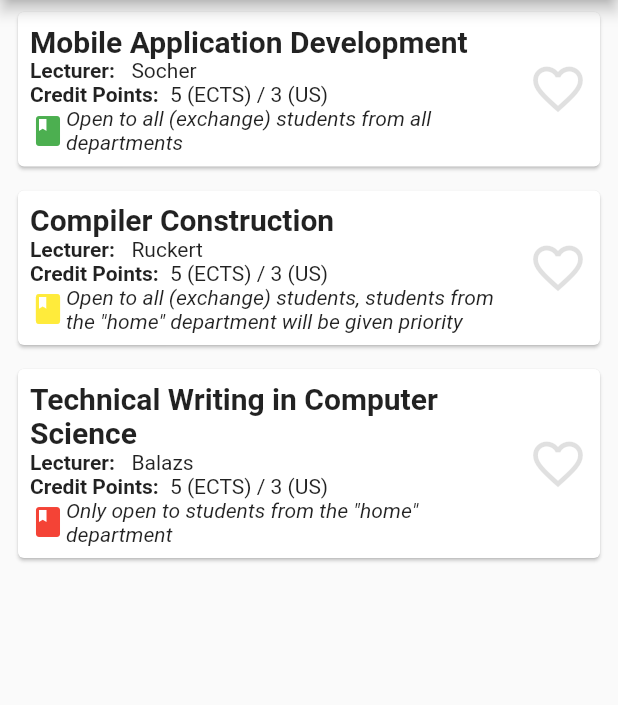
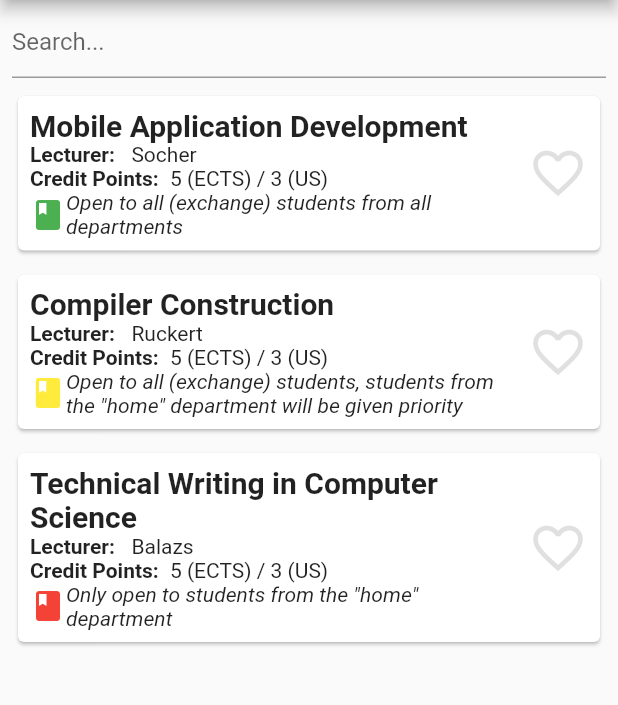
Before and after one commit to mobileappdevhm/concept-team-2-fml-ben, a Flutter app: the DepartmentDetailPage screen opened directly with sample values from the repository, on a phone screen of 412 x 824 dp, the part 84-789 px from its top. Run offline on Flutter 3.47's test engine with Material 2 defaults, Android fonts, the phone set to English and light mode, and no system bars; our stand-ins replace shared_preferences; accounts and stored records are empty.

Commit message:
Created SearchWidget and integrated it into DepartmentDetailPage and departmentsFragment

```diff
--- a/lib/model/backend.dart
+++ b/lib/model/backend.dart
@@ -28,6 +28,10 @@ class Backend {
     List<Course> allCourses = [];
     allDepartments.forEach((department) => allCourses.addAll(department.courses));
     return allCourses;
+  }
+
+  List<Course> availableCoursesByDepartment(Department department) {
+    return department.courses;
   }
 
   List<Course> allSelectedCoursesByDepartment(Department department) {
--- a/lib/pages/departmentDetailPage.dart
+++ b/lib/pages/departmentDetailPage.dart
@@ -2,59 +2,41 @@ import 'package:flutter/material.dart';
 import 'package:demo_muas_sliding/model/department.dart';
 import 'package:demo_muas_sliding/model/course.dart';
 import 'package:demo_muas_sliding/widgets/courseCard.dart';
-import 'package:demo_muas_sliding/model/backend.dart';
+import 'package:demo_muas_sliding/widgets/searchWidget.dart';
 
-class DepartmentDetailPage extends StatefulWidget {
+class DepartmentDetailPage extends StatelessWidget {
 
   final Department department;
 
   DepartmentDetailPage(this.department);
 
   @override
-  _DepartmentDetailPageState createState() => new _DepartmentDetailPageState();
-
-}
-
-class _DepartmentDetailPageState extends State<DepartmentDetailPage> implements BackendListener {
-
-
-
-  @override
   Widget build(BuildContext context) {
     return new Scaffold(
       appBar: new AppBar(
-        backgroundColor: widget.department.color,
-        title: new Text(widget.department.name),
+        backgroundColor: department.color,
+        title: new Text(department.name),
       ),
-      body: new Center(
-        child: ListView.builder(
-          itemBuilder: (context, index) {
-            Course course = widget.department.courses[index];
-            return new CourseCard(widget.department, course);
-          },
-          itemCount: widget.department.numberOfCourses,
+      body: new SearchWidget(
+        new Center(
+          child: ListView.builder(
+            itemBuilder: (context, index) {
+              Course course = department.courses[index];
+              return new CourseCard(department, course);
+            },
+            itemCount: department.numberOfCourses,
+          ),
         ),
-      ),
+        onResult: (searchString) {
+          List<Widget> resultItems = [];
+          department.courses
+              .where((course) => course.name.toLowerCase().contains(searchString.toLowerCase()))
+              .forEach((course) => resultItems.add(new CourseCard(department, course))
+          );
+          return resultItems;
+        },
+      )
     );
   }
 
-  @override
-  void onDataChanged(Backend data) {
-    setState(() {
-
-    });
-  }
-
-  @override
-  void dispose() {
-    super.dispose();
-    new Backend().removeListener(this);
-  }
-
-  @override
-  void initState() {
-    super.initState();
-    new Backend().addListener(this);
-  }
-
 }
--- a/lib/widgets/courseCard.dart
+++ b/lib/widgets/courseCard.dart
@@ -4,7 +4,7 @@ import 'package:demo_muas_sliding/model/course.dart';
 import 'package:demo_muas_sliding/model/department.dart';
 import 'package:demo_muas_sliding/dialogs/courseDialog.dart';
 
-class CourseCard extends StatelessWidget {
+class CourseCard extends StatefulWidget {
 
   final Department department;
   final Course course;
@@ -12,8 +12,15 @@ class CourseCard extends StatelessWidget {
 
   CourseCard(this.department, this.course);
 
+  @override
+  State<StatefulWidget> createState() => new _CourseCardState();
+
+}
+
+class _CourseCardState extends State<CourseCard> implements BackendListener {
+
   bool get _isSelected {
-    return backend.isCourseSelected(department, course);
+    return widget.backend.isCourseSelected(widget.department, widget.course);
   }
 
   @override
@@ -25,7 +32,7 @@ class CourseCard extends StatelessWidget {
             onPressed: () {
               showDialog(
                   context: context,
-                  builder: (context) => new CourseDialog(department, course)
+                  builder: (context) => new CourseDialog(widget.department, widget.course)
               );
             },
             padding: new EdgeInsets.all(8.0),
@@ -36,7 +43,7 @@ class CourseCard extends StatelessWidget {
                       crossAxisAlignment: CrossAxisAlignment.start,
                       children: <Widget>[
                         new Text(
-                          course.name,
+                          widget.course.name,
                           style: new TextStyle(
                               fontSize: 20.0,
                               fontWeight: FontWeight.bold
@@ -48,7 +55,7 @@ class CourseCard extends StatelessWidget {
                             new Padding(
                               padding: new EdgeInsets.only(left: 4.0),
                               child: new Text(
-                                course.lecturer,
+                                widget.course.lecturer,
                                 style: new TextStyle(fontWeight: FontWeight.normal),
                               ),
                             )
@@ -60,7 +67,7 @@ class CourseCard extends StatelessWidget {
                             new Padding(
                               padding: new EdgeInsets.only(left: 4.0),
                               child: new Text(
-                                '${course.ectsCredits} (ECTS) / ${course.usCredits} (US)',
+                                '${widget.course.ectsCredits} (ECTS) / ${widget.course.usCredits} (US)',
                                 style: new TextStyle(fontWeight: FontWeight.normal),
                               ),
                             )
@@ -69,10 +76,10 @@ class CourseCard extends StatelessWidget {
                         new Row(
                           crossAxisAlignment: CrossAxisAlignment.center,
                           children: <Widget>[
-                            new Icon(Icons.class_, color: course.availabilityColor, size: 24.0,),
+                            new Icon(Icons.class_, color: widget.course.availabilityColor, size: 24.0,),
                             new Expanded(
                               child: new Text(
-                                course.availabilityText,
+                                widget.course.availabilityText,
                                 style: new TextStyle(
                                   fontStyle: FontStyle.italic,
                                   fontWeight: FontWeight.normal
@@ -85,7 +92,7 @@ class CourseCard extends StatelessWidget {
                   ),
                 ),
                 new GestureDetector(
-                  onTap: () {backend.selectCourse(department, course);},
+                  onTap: () {widget.backend.selectCourse(widget.department, widget.course);},
                   child: new Column(
                     children: <Widget>[
                       new Center(
@@ -109,6 +116,24 @@ class CourseCard extends StatelessWidget {
     );
   }
 
+  @override
+  void onDataChanged(Backend data) {
+    setState(() {
+
+    });
+  }
+
+  @override
+  void dispose() {
+    super.dispose();
+    new Backend().removeListener(this);
+  }
+
+  @override
+  void initState() {
+    super.initState();
+    new Backend().addListener(this);
+  }
 }
 
 abstract class FavoriteListener {
--- /dev/null
+++ b/lib/widgets/searchWidget.dart
@@ -0,0 +1,73 @@
+import 'package:flutter/material.dart';
+
+typedef List<Widget> ResultBuilder(String result);
+
+class SearchWidget extends StatefulWidget {
+
+  final Widget child;
+  final ResultBuilder onResult;
+  SearchWidget(this.child, {this.onResult});
+
+  @override
+  State createState() => new _SearchWidgetState();
+
+}
+
+class _SearchWidgetState extends State<SearchWidget> {
+
+  String _searchText = "";
+  Widget _child;
+  TextEditingController controller;
+
+  @override
+  void initState() {
+    super.initState();
+    _child = widget.child;
+    controller = new TextEditingController(text: _searchText);
+  }
+
+  @override
+  Widget build(BuildContext context) {
+    return new Column(
+      crossAxisAlignment: CrossAxisAlignment.stretch,
+      children: <Widget>[
+        new Padding(
+          padding: new EdgeInsets.only(left: 8.0, right: 8.0, top: 4.0, bottom: 4.0),
+          child: new TextField(
+            onChanged: (newText) {
+              setState(() {
+                _searchText = newText;
+                if (widget.onResult != null &&_searchText.length > 0) {
+                  _child = new ListView(
+                    children: widget.onResult(_searchText),
+                  );
+                }
+                else {
+                  _child = widget.child;
+                }
+              });
+            },
+            decoration: new InputDecoration(
+              hintText: 'Search...',
+              suffixIcon: _searchText.length > 0 ? new GestureDetector(
+                onTap: () {
+                  setState(() {
+                    controller.clear();
+                    _searchText = '';
+                    _child = widget.child;
+                  });
+                },
+                child: new Icon(Icons.clear),
+              ) : null
+            ),
+            controller: controller,
+          ),
+        ),
+        new Expanded(
+          child: _child,
+        )
+      ],
+    );
+  }
+
+}
```
Also changed, not shown: lib/fragments/departmentsFragment.dart (+14 -1 lines).
